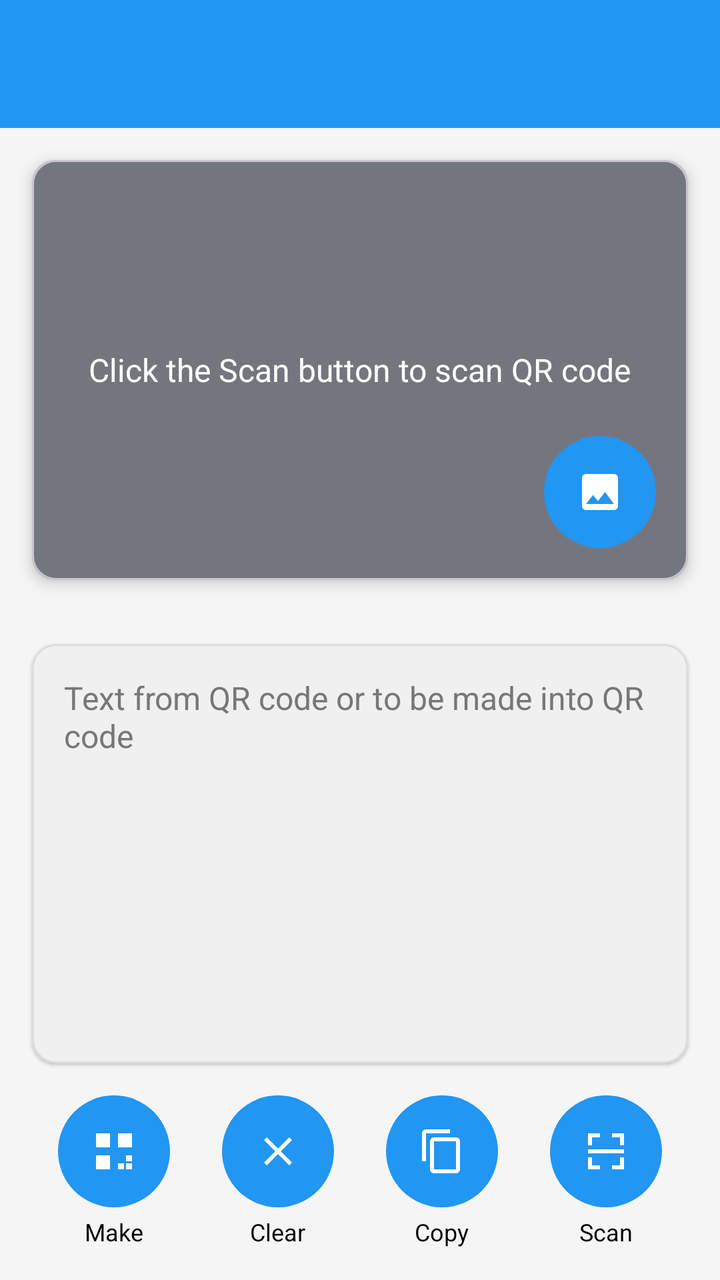
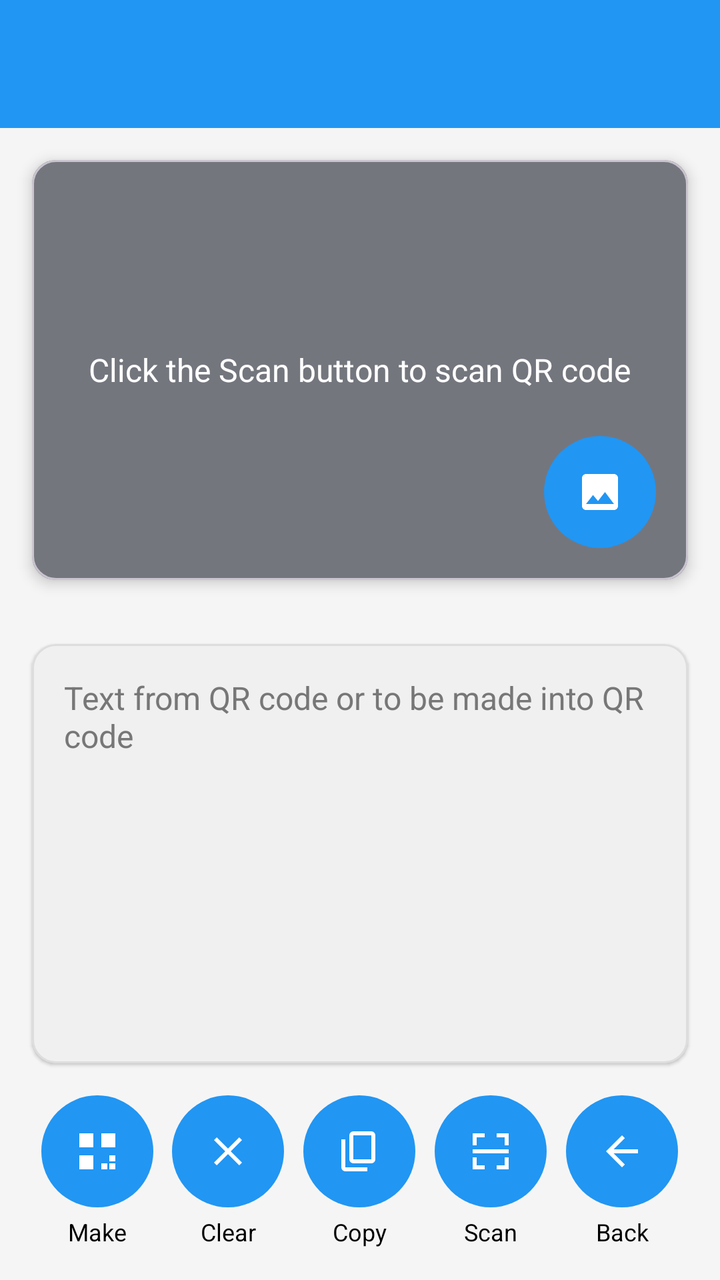

The first picture is an Android layout as it rendered before a commit; the second is the same layout after the commit. The layout source and the unified diff follow.
<!-- AndroidManifest.xml: application theme Theme.Freer -->
<!-- res/layout/activity_qr_code.xml -->
<?xml version="1.0" encoding="utf-8"?>
<androidx.constraintlayout.widget.ConstraintLayout xmlns:android="http://schemas.android.com/apk/res/android"
    xmlns:app="http://schemas.android.com/apk/res-auto"
    xmlns:tools="http://schemas.android.com/tools"
    android:id="@+id/main"
    android:layout_width="match_parent"
    android:layout_height="match_parent"
    android:background="@color/main_background"
    tools:context=".MainActivity">

    <include layout="@layout/common_toolbar" />

    
    <com.google.android.material.card.MaterialCardView
        android:id="@+id/scanAreaContainer"
        android:layout_width="0dp"
        android:layout_height="0dp"
        android:layout_margin="16dp"
        app:cardCornerRadius="12dp"
        app:cardElevation="4dp"
        app:layout_constraintBottom_toTopOf="@+id/textAreaContainer"
        app:layout_constraintEnd_toEndOf="parent"
        app:layout_constraintStart_toStartOf="parent"
        app:layout_constraintTop_toBottomOf="@+id/toolbar"
        app:layout_constraintVertical_weight="1">

        <FrameLayout
            android:layout_width="match_parent"
            android:layout_height="match_parent">

            
            <androidx.camera.view.PreviewView
                android:id="@+id/previewView"
                android:layout_width="match_parent"
                android:layout_height="match_parent"
                android:visibility="gone" />

            
            <View
                android:id="@+id/scanAreaOverlay"
                android:layout_width="match_parent"
                android:layout_height="match_parent"
                android:background="@drawable/bg_scan_area" />

            
            <TextView
                android:id="@+id/scanNotification"
                android:layout_width="wrap_content"
                android:layout_height="wrap_content"
                android:layout_gravity="center"
                android:text="@string/scan_notification"
                android:textColor="@android:color/white"
                android:textSize="16sp" />

            
            <FrameLayout
                android:id="@+id/galleryButton"
                android:layout_width="56dp"
                android:layout_height="56dp"
                android:layout_gravity="bottom|end"
                android:layout_margin="16dp"
                android:background="@drawable/bg_circle_button"
                android:clickable="true"
                android:focusable="true"
                android:foreground="?attr/selectableItemBackgroundBorderless">

                <ImageView
                    android:layout_width="24dp"
                    android:layout_height="24dp"
                    android:layout_gravity="center"
                    android:contentDescription="@string/from_gallery"
                    android:src="@drawable/ic_gallery"
                    app:tint="@android:color/white" />
            </FrameLayout>
        </FrameLayout>
    </com.google.android.material.card.MaterialCardView>

    
    <com.google.android.material.card.MaterialCardView
        android:id="@+id/textAreaContainer"
        android:layout_width="0dp"
        android:layout_height="0dp"
        android:layout_margin="16dp"
        app:cardCornerRadius="12dp"
        app:cardElevation="1dp"
        app:strokeColor="@color/stroke_color"
        app:strokeWidth="1dp"
        app:cardBackgroundColor="@color/text_area_background"
        app:layout_constraintBottom_toTopOf="@+id/buttonArea"
        app:layout_constraintEnd_toEndOf="parent"
        app:layout_constraintStart_toStartOf="parent"
        app:layout_constraintTop_toBottomOf="@+id/scanAreaContainer"
        app:layout_constraintVertical_weight="1">

        <EditText
            android:id="@+id/qrContentEditText"
            android:layout_width="match_parent"
            android:layout_height="match_parent"
            android:background="@null"
            android:gravity="top|start"
            android:hint="@string/text_hint"
            android:textColor="@color/text_color"
            android:textColorHint="@color/hint"
            android:importantForAutofill="no"
            android:inputType="textMultiLine"
            android:padding="16dp"
            android:textSize="16sp" />
    </com.google.android.material.card.MaterialCardView>

    
    <LinearLayout
        android:id="@+id/buttonArea"
        android:layout_width="match_parent"
        android:layout_height="wrap_content"
        android:layout_marginHorizontal="16dp"
        android:layout_marginBottom="16dp"
        android:baselineAligned="false"
        android:gravity="center"
        android:orientation="horizontal"
        app:layout_constraintBottom_toBottomOf="parent"
        app:layout_constraintEnd_toEndOf="parent"
        app:layout_constraintStart_toStartOf="parent">

        
        <LinearLayout
            android:layout_width="0dp"
            android:layout_height="wrap_content"
            android:layout_weight="1"
            android:gravity="center"
            android:orientation="vertical">

            <FrameLayout
                android:id="@+id/makeButtonContainer"
                android:layout_width="56dp"
                android:layout_height="56dp"
                android:background="@drawable/bg_circle_button"
                android:clickable="true"
                android:focusable="true"
                android:foreground="?attr/selectableItemBackgroundBorderless">

                <ImageView
                    android:layout_width="24dp"
                    android:layout_height="24dp"
                    android:layout_gravity="center"
                    android:contentDescription="@string/make"
                    android:src="@drawable/ic_make"
                    app:tint="@android:color/white" />
            </FrameLayout>

            <TextView
                android:layout_width="wrap_content"
                android:layout_height="wrap_content"
                android:layout_marginTop="4dp"
                android:text="@string/make"
                android:textColor="@color/text_color"
                android:textSize="12sp" />
        </LinearLayout>

        
        <LinearLayout
            android:layout_width="0dp"
            android:layout_height="wrap_content"
            android:layout_weight="1"
            android:gravity="center"
            android:orientation="vertical">

            <FrameLayout
                android:id="@+id/clearButtonContainer"
                android:layout_width="56dp"
                android:layout_height="56dp"
                android:background="@drawable/bg_circle_button"
                android:clickable="true"
                android:focusable="true"
                android:foreground="?attr/selectableItemBackgroundBorderless">

                <ImageView
                    android:layout_width="24dp"
                    android:layout_height="24dp"
                    android:layout_gravity="center"
                    android:contentDescription="@string/clear"
                    android:src="@drawable/ic_clear"
                    app:tint="@android:color/white" />
            </FrameLayout>

            <TextView
                android:layout_width="wrap_content"
                android:layout_height="wrap_content"
                android:layout_marginTop="4dp"
                android:text="@string/clear"
                android:textColor="@color/text_color"
                android:textSize="12sp" />
        </LinearLayout>

        
        <LinearLayout
            android:layout_width="0dp"
            android:layout_height="wrap_content"
            android:layout_weight="1"
            android:gravity="center"
            android:orientation="vertical">

            <FrameLayout
                android:id="@+id/copyButtonContainer"
                android:layout_width="56dp"
                android:layout_height="56dp"
                android:background="@drawable/bg_circle_button"
                android:clickable="true"
                android:focusable="true"
                android:foreground="?attr/selectableItemBackgroundBorderless">

                <ImageView
                    android:id="@+id/copyButtonIcon"
                    android:layout_width="24dp"
                    android:layout_height="24dp"
                    android:layout_gravity="center"
                    android:contentDescription="@string/copy"
                    android:src="@drawable/ic_copy"
                    app:tint="@android:color/white" />
            </FrameLayout>

            <TextView
                android:id="@+id/copyButtonText"
                android:layout_width="wrap_content"
                android:layout_height="wrap_content"
                android:layout_marginTop="4dp"
                android:text="@string/copy"
                android:textColor="@color/text_color"
                android:textSize="12sp" />
        </LinearLayout>

        
        <LinearLayout
            android:layout_width="0dp"
            android:layout_height="wrap_content"
            android:layout_weight="1"
            android:gravity="center"
            android:orientation="vertical">

            <FrameLayout
                android:id="@+id/scanButtonContainer"
                android:layout_width="56dp"
                android:layout_height="56dp"
                android:background="@drawable/bg_circle_button"
                android:clickable="true"
                android:focusable="true"
                android:foreground="?attr/selectableItemBackgroundBorderless">

                <ImageView
                    android:layout_width="24dp"
                    android:layout_height="24dp"
                    android:layout_gravity="center"
                    android:contentDescription="@string/scan"
                    android:src="@drawable/ic_scan"
                    app:tint="@android:color/white" />
            </FrameLayout>

            <TextView
                android:layout_width="wrap_content"
                android:layout_height="wrap_content"
                android:layout_marginTop="4dp"
                android:text="@string/scan"
                android:textColor="@color/text_color"
                android:textSize="12sp" />
        </LinearLayout>
    </LinearLayout>

</androidx.constraintlayout.widget.ConstraintLayout>
<!-- res/layout/common_toolbar.xml (included above) -->
<?xml version="1.0" encoding="utf-8"?>
<androidx.appcompat.widget.Toolbar xmlns:android="http://schemas.android.com/apk/res/android"
    xmlns:app="http://schemas.android.com/apk/res-auto"
    android:id="@+id/toolbar"
    android:layout_width="match_parent"
    android:layout_height="?attr/actionBarSize"
    android:background="@color/colorAccent"
    android:theme="@style/ThemeOverlay.Freer.Toolbar">

    <LinearLayout
        android:id="@+id/toolbar_fid_container"
        android:layout_width="wrap_content"
        android:layout_height="match_parent"
        android:layout_gravity="end"
        android:orientation="horizontal"
        android:gravity="center_vertical"
        android:paddingEnd="4dp"
        android:paddingStart="16dp"
        android:visibility="gone"
        android:clickable="true"
        android:focusable="true"
        android:background="?android:attr/selectableItemBackground">

        <TextView
            android:id="@+id/toolbar_fid_text"
            android:layout_width="wrap_content"
            android:layout_height="wrap_content"
            android:layout_marginEnd="8dp"
            android:text="FID123456789..."
            android:textColor="@android:color/white"
            android:textSize="14sp"
            android:maxLines="1"
            android:ellipsize="none" />

        <ImageView
            android:id="@+id/toolbar_avatar"
            android:layout_width="42dp"
            android:layout_height="42dp"
            android:background="@color/colorAccent"
            android:scaleType="centerCrop"
            android:contentDescription="@string/avatar" />

    </LinearLayout>

</androidx.appcompat.widget.Toolbar>
<!-- resources referenced by this layout -->
<resources>
  <color name="colorAccent">#2196F3</color>
  <color name="stroke_color">#DDDDDD</color>
  <color name="text_color">#000000</color>
  <!-- drawable ic_clear (drawable) -->
  <?xml version="1.0" encoding="utf-8"?>
  <vector xmlns:android="http://schemas.android.com/apk/res/android"
      android:width="24dp"
      android:height="24dp"
      android:viewportWidth="24"
      android:viewportHeight="24"
      android:tint="@color/colorAccent">
      <path
          android:fillColor="@color/text_color"
          android:pathData="M19,6.41L17.59,5 12,10.59 6.41,5 5,6.41 10.59,12 5,17.59 6.41,19 12,13.41 17.59,19 19,17.59 13.41,12z"/>
  </vector>
  <!-- drawable ic_copy (drawable) -->
  <?xml version="1.0" encoding="utf-8"?>
  <vector xmlns:android="http://schemas.android.com/apk/res/android"
      android:width="24dp"
      android:height="24dp"
      android:viewportWidth="24"
      android:viewportHeight="24"
      android:tint="@color/colorAccent">
      <path
          android:fillColor="@color/text_color"
          android:pathData="M16,1L4,1c-1.1,0 -2,0.9 -2,2v14h2L4,3h12L16,1zM19,5L8,5c-1.1,0 -2,0.9 -2,2v14c0,1.1 0.9,2 2,2h11c1.1,0 2,-0.9 2,-2L21,7c0,-1.1 -0.9,-2 -2,-2zM19,21L8,21L8,7h11v14z"/>
  </vector>
  <!-- drawable ic_make (drawable) -->
  <?xml version="1.0" encoding="utf-8"?>
  <vector xmlns:android="http://schemas.android.com/apk/res/android"
      android:width="24dp"
      android:height="24dp"
      android:viewportWidth="24"
      android:viewportHeight="24"
      android:tint="@color/colorAccent">
      <path
          android:fillColor="@color/text_color"
          android:pathData="M3,3h7v7h-7zM14,3h7v7h-7zM3,14h7v7h-7z"/>
      <path
          android:fillColor="@color/text_color"
          android:pathData="M18,14h3v3h-3zM14,18h3v3h-3zM18,18h3v3h-3z"/>
  </vector>
  <!-- drawable ic_scan (drawable) -->
  <?xml version="1.0" encoding="utf-8"?>
  <vector xmlns:android="http://schemas.android.com/apk/res/android"
      android:width="24dp"
      android:height="24dp"
      android:viewportWidth="24"
      android:viewportHeight="24"
      android:tint="@color/colorAccent">
      <path
          android:fillColor="@color/text_color"
          android:pathData="M3,3h6v2h-4v4h-2zM3,21h6v-2h-4v-4h-2zM15,21h6v-6h-2v4h-4zM21,3h-6v2h4v4h2z"/>
      <path
          android:fillColor="@color/text_color"
          android:pathData="M3,11h18v2h-18z"/>
  </vector>
  <!-- unchanged entries left out for length: 17 -->
</resources>

<!-- the commit's change to res/layout/activity_qr_code.xml (unified diff, before → after) -->
@@ -83,7 +83,7 @@
         android:layout_margin="16dp"
         app:cardCornerRadius="12dp"
         app:cardElevation="1dp"
-        app:strokeColor="@color/stroke_color"
+        app:strokeColor="@color/stroke"
         app:strokeWidth="1dp"
         app:cardBackgroundColor="@color/text_area_background"
         app:layout_constraintBottom_toTopOf="@+id/buttonArea"
@@ -92,19 +92,35 @@
         app:layout_constraintTop_toBottomOf="@+id/scanAreaContainer"
         app:layout_constraintVertical_weight="1">
 
-        <EditText
-            android:id="@+id/qrContentEditText"
+        <FrameLayout
             android:layout_width="match_parent"
-            android:layout_height="match_parent"
-            android:background="@null"
-            android:gravity="top|start"
-            android:hint="@string/text_hint"
-            android:textColor="@color/text_color"
-            android:textColorHint="@color/hint"
-            android:importantForAutofill="no"
-            android:inputType="textMultiLine"
-            android:padding="16dp"
-            android:textSize="16sp" />
+            android:layout_height="match_parent">
+
+            <EditText
+                android:id="@+id/qrContentEditText"
+                android:layout_width="match_parent"
+                android:layout_height="match_parent"
+                android:background="@null"
+                android:gravity="top|start"
+                android:hint="@string/text_hint"
+                android:textColor="@color/text"
+                android:textColorHint="@color/hint"
+                android:importantForAutofill="no"
+                android:inputType="textMultiLine"
+                android:padding="16dp"
+                android:textSize="16sp" />
+
+            
+            <ImageButton
+                android:id="@+id/doButton"
+                style="@style/SmallImageButton"
+                android:layout_gravity="bottom|end"
+                android:layout_margin="8dp"
+                android:contentDescription="@string/do_affair"
+                android:src="@drawable/ic_play"
+                android:visibility="gone"
+                app:tint="@color/text" />
+        </FrameLayout>
     </com.google.android.material.card.MaterialCardView>
 
     
@@ -143,7 +159,7 @@
                     android:layout_height="24dp"
                     android:layout_gravity="center"
                     android:contentDescription="@string/make"
-                    android:src="@drawable/ic_make"
+                    android:src="@drawable/ic_make_qr"
                     app:tint="@android:color/white" />
             </FrameLayout>
 
@@ -152,7 +168,7 @@
                 android:layout_height="wrap_content"
                 android:layout_marginTop="4dp"
                 android:text="@string/make"
-                android:textColor="@color/text_color"
+                android:textColor="@color/text"
                 android:textSize="12sp" />
         </LinearLayout>
 
@@ -187,7 +203,7 @@
                 android:layout_height="wrap_content"
                 android:layout_marginTop="4dp"
                 android:text="@string/clear"
-                android:textColor="@color/text_color"
+                android:textColor="@color/text"
                 android:textSize="12sp" />
         </LinearLayout>
 
@@ -224,7 +240,7 @@
                 android:layout_height="wrap_content"
                 android:layout_marginTop="4dp"
                 android:text="@string/copy"
-                android:textColor="@color/text_color"
+                android:textColor="@color/text"
                 android:textSize="12sp" />
         </LinearLayout>
 
@@ -259,7 +275,33 @@
                 android:layout_height="wrap_content"
                 android:layout_marginTop="4dp"
                 android:text="@string/scan"
-                android:textColor="@color/text_color"
+                android:textColor="@color/text"
+                android:textSize="12sp" />
+        </LinearLayout>
+
+        
+        <LinearLayout
+            android:layout_width="0dp"
+            android:layout_height="wrap_content"
+            android:layout_weight="1"
+            android:gravity="center"
+            android:orientation="vertical">
+
+            <ImageButton
+                android:id="@+id/back_button"
+                android:layout_width="56dp"
+                android:layout_height="56dp"
+                android:background="@drawable/bg_circle_button"
+                android:contentDescription="@string/back"
+                android:src="@drawable/ic_back"
+                app:tint="@android:color/white" />
+
+            <TextView
+                android:layout_width="wrap_content"
+                android:layout_height="wrap_content"
+                android:layout_marginTop="4dp"
+                android:text="@string/back"
+                android:textColor="@color/text"
                 android:textSize="12sp" />
         </LinearLayout>
     </LinearLayout>
@@ -272,7 +314,7 @@
     android:id="@+id/toolbar"
     android:layout_width="match_parent"
     android:layout_height="?attr/actionBarSize"
-    android:background="@color/colorAccent"
+    android:background="@color/accent"
     android:theme="@style/ThemeOverlay.Freer.Toolbar">
 
     <LinearLayout
@@ -281,30 +323,31 @@
         android:layout_height="match_parent"
         android:layout_gravity="end"
         android:orientation="horizontal"
-        android:gravity="center_vertical"
-        android:paddingEnd="4dp"
-        android:paddingStart="16dp"
+        android:gravity="end|center_vertical"
         android:visibility="gone"
         android:clickable="true"
         android:focusable="true"
+        android:paddingStart="8dp"
+        android:paddingEnd="16dp"
         android:background="?android:attr/selectableItemBackground">
 
         <TextView
             android:id="@+id/toolbar_fid_text"
-            android:layout_width="wrap_content"
-            android:layout_height="wrap_content"
-            android:layout_marginEnd="8dp"
-            android:text="FID123456789..."
-            android:textColor="@android:color/white"
+            android:layout_width="130dp"
+            android:layout_height="wrap_content"
+            android:textColor="@color/main_background"
+            android:paddingStart="8dp"
+            android:paddingEnd="4dp"
             android:textSize="14sp"
             android:maxLines="1"
-            android:ellipsize="none" />
+            android:gravity="end"
+            android:ellipsize="middle" />
 
         <ImageView
             android:id="@+id/toolbar_avatar"
             android:layout_width="42dp"
             android:layout_height="42dp"
-            android:background="@color/colorAccent"
+            android:background="@color/accent"
             android:scaleType="centerCrop"
             android:contentDescription="@string/avatar" />
 
<!-- resource entries referenced after the edit -->
@@ -1,8 +1,18 @@
 <!-- resources referenced by this layout -->
 <resources>
-  <color name="colorAccent">#2196F3</color>
-  <color name="stroke_color">#DDDDDD</color>
-  <color name="text_color">#000000</color>
+  <color name="accent">#2196F3</color>
+  <color name="stroke">#DDDDDD</color>
+  <color name="text">#000000</color>
+  <!-- drawable ic_back (drawable) -->
+  <vector xmlns:android="http://schemas.android.com/apk/res/android"
+      android:width="24dp"
+      android:height="24dp"
+      android:viewportWidth="960"
+      android:viewportHeight="960">
+    <path
+        android:pathData="m313,520 l224,224 -57,56 -320,-320 320,-320 57,56 -224,224h487v80L313,520Z"
+        android:fillColor="@color/main_background"/>
+  </vector>
   <!-- drawable ic_clear (drawable) -->
   <?xml version="1.0" encoding="utf-8"?>
   <vector xmlns:android="http://schemas.android.com/apk/res/android"
@@ -10,37 +20,45 @@
       android:height="24dp"
       android:viewportWidth="24"
       android:viewportHeight="24"
-      android:tint="@color/colorAccent">
+      android:tint="@color/accent">
       <path
-          android:fillColor="@color/text_color"
+          android:fillColor="@color/text"
           android:pathData="M19,6.41L17.59,5 12,10.59 6.41,5 5,6.41 10.59,12 5,17.59 6.41,19 12,13.41 17.59,19 19,17.59 13.41,12z"/>
   </vector>
   <!-- drawable ic_copy (drawable) -->
+  <vector xmlns:android="http://schemas.android.com/apk/res/android"
+      android:width="24dp"
+      android:height="24dp"
+      android:viewportWidth="960"
+      android:viewportHeight="960">
+    <path
+        android:pathData="M360,720q-33,0 -56.5,-23.5T280,640v-480q0,-33 23.5,-56.5T360,80h360q33,0 56.5,23.5T800,160v480q0,33 -23.5,56.5T720,720L360,720ZM360,640h360v-480L360,160v480ZM200,880q-33,0 -56.5,-23.5T120,800v-560h80v560h440v80L200,880ZM360,640v-480,480Z"
+        android:fillColor="@color/accent"/>
+  </vector>
+  <!-- drawable ic_make_qr (drawable) -->
   <?xml version="1.0" encoding="utf-8"?>
   <vector xmlns:android="http://schemas.android.com/apk/res/android"
       android:width="24dp"
       android:height="24dp"
       android:viewportWidth="24"
       android:viewportHeight="24"
-      android:tint="@color/colorAccent">
+      android:tint="@color/accent">
       <path
-          android:fillColor="@color/text_color"
-          android:pathData="M16,1L4,1c-1.1,0 -2,0.9 -2,2v14h2L4,3h12L16,1zM19,5L8,5c-1.1,0 -2,0.9 -2,2v14c0,1.1 0.9,2 2,2h11c1.1,0 2,-0.9 2,-2L21,7c0,-1.1 -0.9,-2 -2,-2zM19,21L8,21L8,7h11v14z"/>
-  </vector>
-  <!-- drawable ic_make (drawable) -->
-  <?xml version="1.0" encoding="utf-8"?>
-  <vector xmlns:android="http://schemas.android.com/apk/res/android"
-      android:width="24dp"
-      android:height="24dp"
-      android:viewportWidth="24"
-      android:viewportHeight="24"
-      android:tint="@color/colorAccent">
-      <path
-          android:fillColor="@color/text_color"
+          android:fillColor="@color/text"
           android:pathData="M3,3h7v7h-7zM14,3h7v7h-7zM3,14h7v7h-7z"/>
       <path
-          android:fillColor="@color/text_color"
+          android:fillColor="@color/text"
           android:pathData="M18,14h3v3h-3zM14,18h3v3h-3zM18,18h3v3h-3z"/>
+  </vector>
+  <!-- drawable ic_play (drawable) -->
+  <vector xmlns:android="http://schemas.android.com/apk/res/android"
+      android:width="32dp"
+      android:height="32dp"
+      android:viewportWidth="24"
+      android:viewportHeight="24">
+      <path
+          android:fillColor="#000000"
+          android:pathData="M8,5v14l11,-7z" />
   </vector>
   <!-- drawable ic_scan (drawable) -->
   <?xml version="1.0" encoding="utf-8"?>
@@ -49,14 +67,40 @@
       android:height="24dp"
       android:viewportWidth="24"
       android:viewportHeight="24"
-      android:tint="@color/colorAccent">
+      android:tint="@color/accent">
       <path
-          android:fillColor="@color/text_color"
+          android:fillColor="@color/text"
           android:pathData="M3,3h6v2h-4v4h-2zM3,21h6v-2h-4v-4h-2zM15,21h6v-6h-2v4h-4zM21,3h-6v2h4v4h2z"/>
       <path
-          android:fillColor="@color/text_color"
+          android:fillColor="@color/text"
           android:pathData="M3,11h18v2h-18z"/>
   </vector>
+  <string name="back">Back</string>
+  <string name="do_affair">Do Affair</string>
+  <style name="SmallImageButton" parent="ImageButtonStyle">
+          <item name="android:layout_width">32dp</item>
+          <item name="android:layout_height">32dp</item>
+          <item name="android:scaleType">fitCenter</item>
+          <item name="android:layout_margin">8dp</item>
+          <item name="android:background">@drawable/bg_round_accent</item>
+          <item name="android:tint">@color/main_background</item>
+          <item name="android:padding">8dp</item>
+      </style>
+  <style name="ImageButtonStyle">
+          <item name="android:layout_width">46dp</item>
+          <item name="android:layout_height">46dp</item>
+          <item name="android:layout_margin">8dp</item>
+          <item name="android:background">@drawable/bg_round_accent</item>
+          <item name="android:tint">@color/main_background</item>
+          <item name="android:scaleType">centerInside</item>
+          <item name="android:padding">8dp</item>
+      </style>
+  <!-- drawable bg_round_accent (drawable) -->
+  <?xml version="1.0" encoding="utf-8"?>
+  <shape xmlns:android="http://schemas.android.com/apk/res/android"
+      android:shape="oval">
+      <solid android:color="@color/accent" />
+  </shape>
   <!-- unchanged entries left out for length: 17 -->
 </resources>
 
